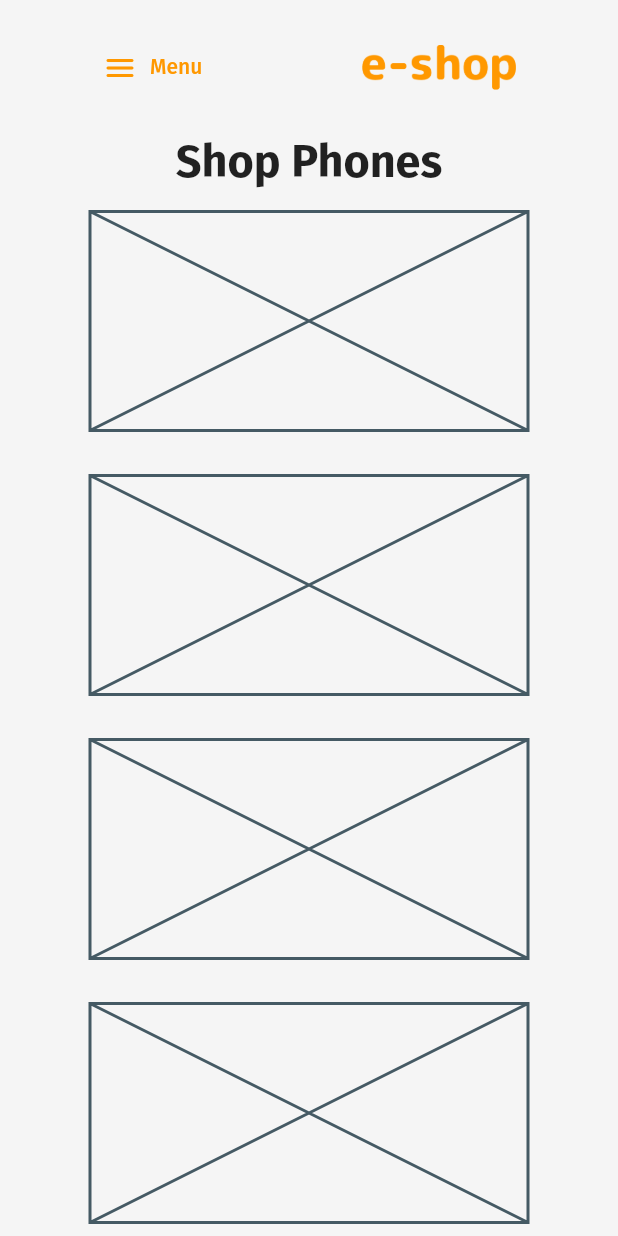
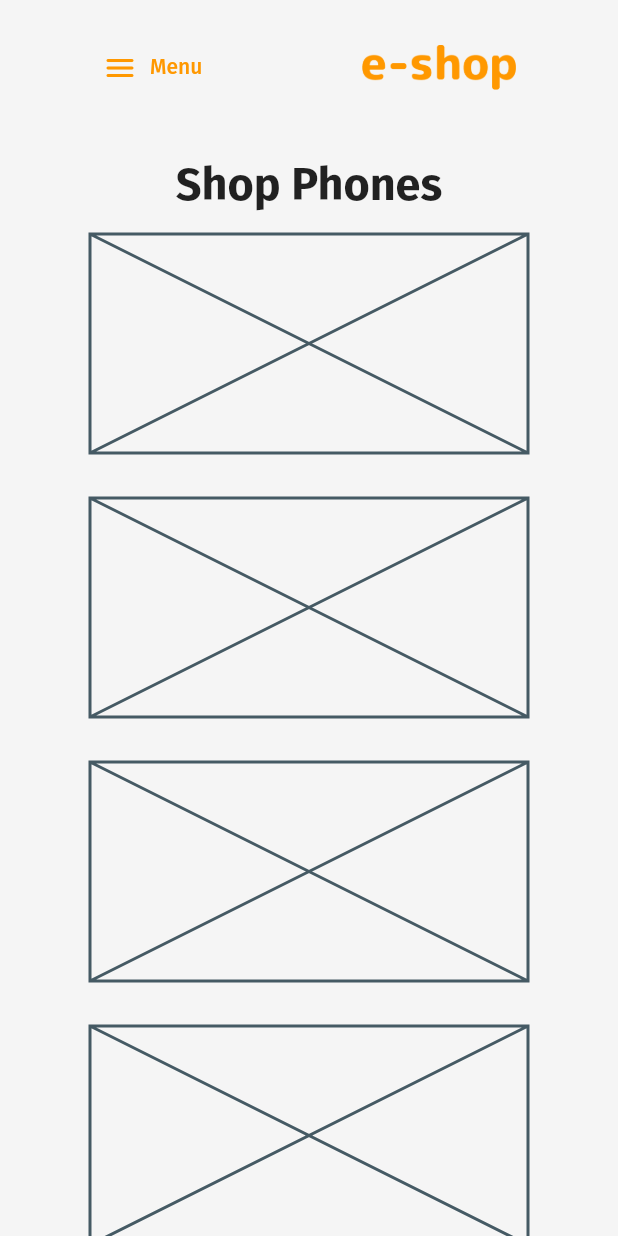
Before and after one commit to mikezamayias/flutter_ecommerce_website_demo, a Flutter app: the screen it shows after launch, on a phone screen of 412 x 824 dp. Run offline on Flutter 3.47's test engine with Material 2 defaults, Android fonts, the phone set to English and light mode, and no system bars; our stand-ins replace carousel_slider, google_fonts, responsive_builder.

Commit message:
added padding

```diff
--- a/lib/widgets/navigation/custom_navigation_bar.dart
+++ b/lib/widgets/navigation/custom_navigation_bar.dart
@@ -9,10 +9,13 @@ class CustomNavigationBar extends StatelessWidget {
 
   @override
   Widget build(BuildContext context) {
-    return ScreenTypeLayout.builder(
-      mobile: (BuildContext context) => const CustomNavigationBarMobile(),
-      tablet: (BuildContext context) => const CustomNavigationBarMobile(),
-      desktop: (BuildContext context) => const CustomNavigationBarTasktop(),
+    return Padding(
+      padding: const EdgeInsets.only(bottom: 15),
+      child: ScreenTypeLayout.builder(
+        mobile: (BuildContext context) => const CustomNavigationBarMobile(),
+        tablet: (BuildContext context) => const CustomNavigationBarMobile(),
+        desktop: (BuildContext context) => const CustomNavigationBarTasktop(),
+      ),
     );
   }
 }
```
